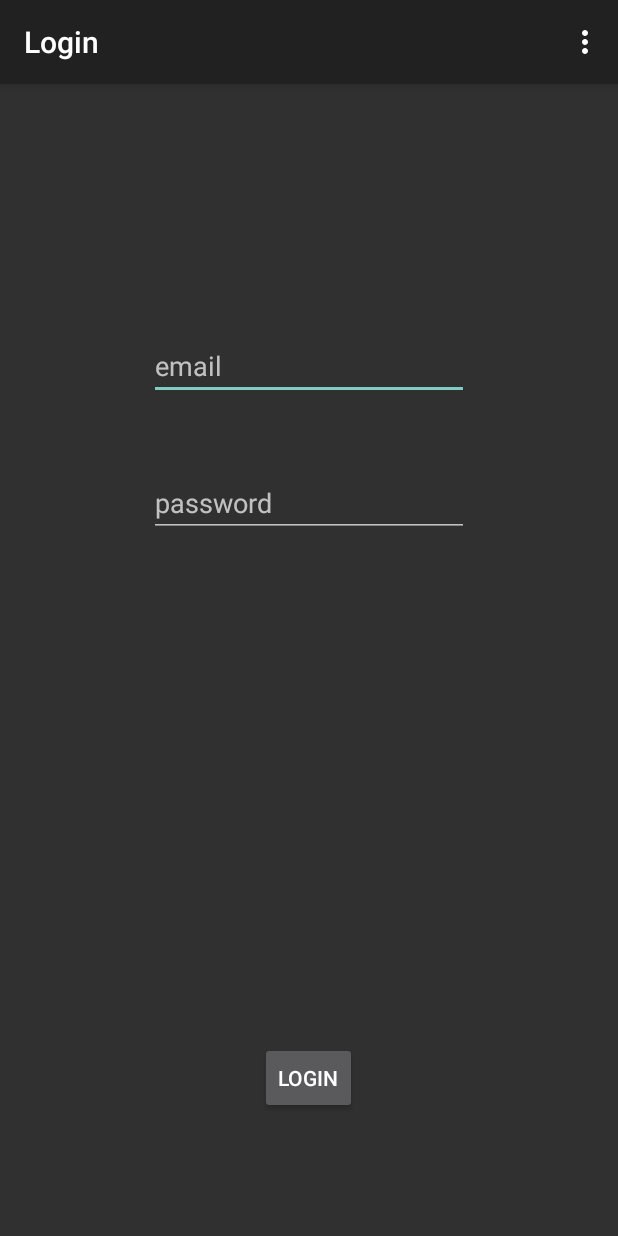
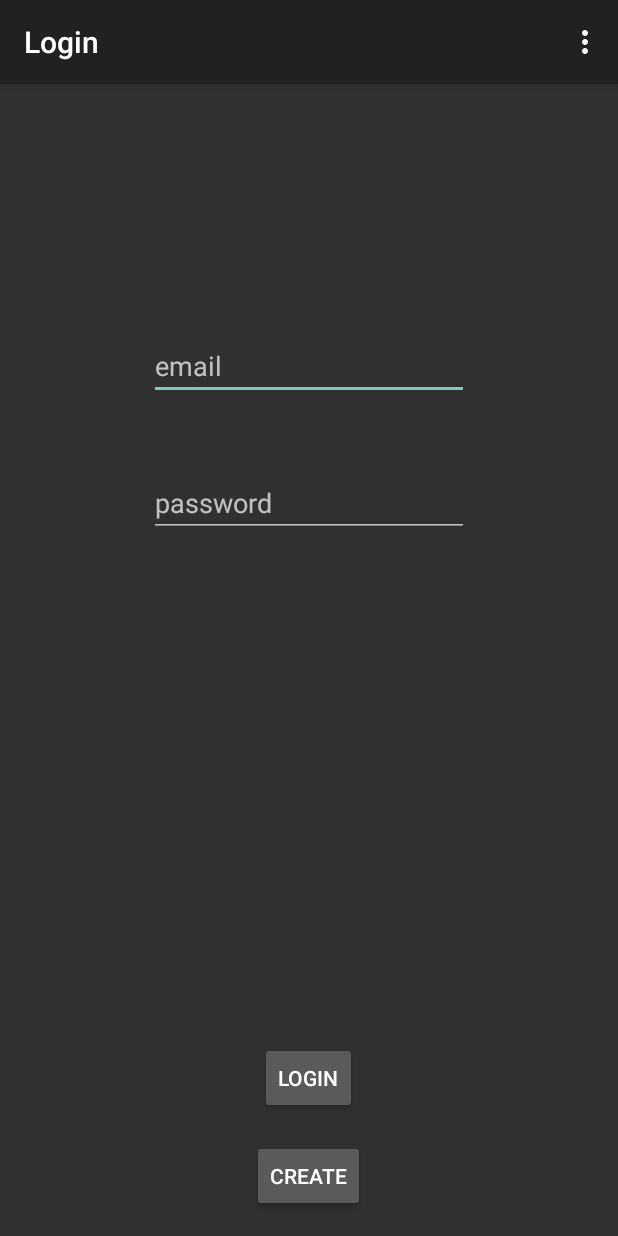
Before and after one commit to zjw1234560/30DayChallenge, an Android app: the Login screen opened directly, with no data from a screen before it, on a phone screen of 412 x 824 dp. Run offline under Robolectric (Android 15) with nearby library versions, the phone set to English and light mode, and no system bars.

Commit message:
Added 'Create' login button; fixed db code

```diff
--- a/Challenge/app/src/main/java/teamjoeys/dbms/umkc/challenge/ChallengeDatabaseContract.java
+++ b/Challenge/app/src/main/java/teamjoeys/dbms/umkc/challenge/ChallengeDatabaseContract.java
@@ -15,6 +15,8 @@ public final class ChallengeDatabaseContract {
             PushupSession.SQL_CREATE_TABLE + "\n" +
             RunSession.SQL_CREATE_TABLE + "\n" +
             RunTimestamp.SQL_CREATE_TABLE;
+
+    public static final String CREATE_DEFAULT_USER = "INSERT INTO application_user VALUES(55, 'hello@there', 'pw54');";
 
     public static abstract class ApplicationUser implements BaseColumns {
         public static final String TABLE_NAME = "application_user";
--- a/Challenge/app/src/main/java/teamjoeys/dbms/umkc/challenge/ChallengeDatabaseHelper.java
+++ b/Challenge/app/src/main/java/teamjoeys/dbms/umkc/challenge/ChallengeDatabaseHelper.java
@@ -11,18 +11,23 @@ public class ChallengeDatabaseHelper extends SQLiteOpenHelper{
 
     public static final int DATABASE_VERSION = 1;
     public static final String DATABASE_NAME = "30DayChallenge.db";
+    public SQLiteDatabase database;
 
     public ChallengeDatabaseHelper(Context context)
     {
         super(context, DATABASE_NAME, null, DATABASE_VERSION);
+        database = getWritableDatabase();
     }
 
     // Creates all tables required for database, if they don't exist already.
     @Override
     public void onCreate(SQLiteDatabase db) {
         db.execSQL(ChallengeDatabaseContract.CREATE_SCHEMA);
+
     }
 
     @Override
-    public void onUpgrade(SQLiteDatabase db, int oldVersion, int newVersion) { }
+    public void onUpgrade(SQLiteDatabase db, int oldVersion, int newVersion) {
+        db.execSQL(ChallengeDatabaseContract.CREATE_SCHEMA);
+    }
 }
--- a/Challenge/app/src/main/java/teamjoeys/dbms/umkc/challenge/Login.java
+++ b/Challenge/app/src/main/java/teamjoeys/dbms/umkc/challenge/Login.java
@@ -1,5 +1,6 @@
 package teamjoeys.dbms.umkc.challenge;
 
+import android.content.Context;
 import android.content.Intent;
 import android.support.v7.app.ActionBarActivity;
 import android.os.Bundle;
@@ -13,7 +14,8 @@ import android.widget.EditText;
 
 public class Login extends ActionBarActivity implements View.OnClickListener {
 
-    private ChallengeDatabase mDb = new ChallengeDatabase(getApplicationContext());
+    private ChallengeDatabase mDb;
+    private Context mContext;
 
     @Override
     protected void onCreate(Bundle savedInstanceState) {
@@ -21,6 +23,8 @@ public class Login extends ActionBarActivity implements View.OnClickListener {
         setContentView(R.layout.activity_login);
         View L_button = findViewById(R.id.login_exe);
         L_button.setOnClickListener(this);
+        mContext = this;
+        mDb = new ChallengeDatabase(mContext);
     }
 
     @Override
@@ -55,6 +59,18 @@ public class Login extends ActionBarActivity implements View.OnClickListener {
                 EditText password = (EditText) findViewById(R.id.password);
                 String user_email = email.getText().toString();
                 String user_password = password.getText().toString();
+                int user_id = mDb.FindUser(user_email, user_password);
+                if (user_id == -1) {
+                    // Alert user can't be found
+                    startActivity(intent);
+                }
+                else {
+                    startActivity(intent);
+                }
+            }
+
+            case R.id.create_exe: {
+                //mDb.CreateUser(email, pw);
             }
         }
     }
--- a/Challenge/app/src/main/res/layout/activity_login.xml
+++ b/Challenge/app/src/main/res/layout/activity_login.xml
@@ -38,4 +38,13 @@
         android:layout_alignParentBottom="true"
         android:layout_centerHorizontal="true"
         android:layout_marginBottom="65dp" />
+
+    <Button
+        style="?android:attr/buttonStyleSmall"
+        android:layout_width="wrap_content"
+        android:layout_height="wrap_content"
+        android:text="Create"
+        android:id="@+id/create_exe"
+        android:layout_alignParentBottom="true"
+        android:layout_centerHorizontal="true" />
 </RelativeLayout>
```
Also changed, not shown: Challenge/app/src/main/java/teamjoeys/dbms/umkc/challenge/ChallengeDatabase.java (+15 -6 lines).
